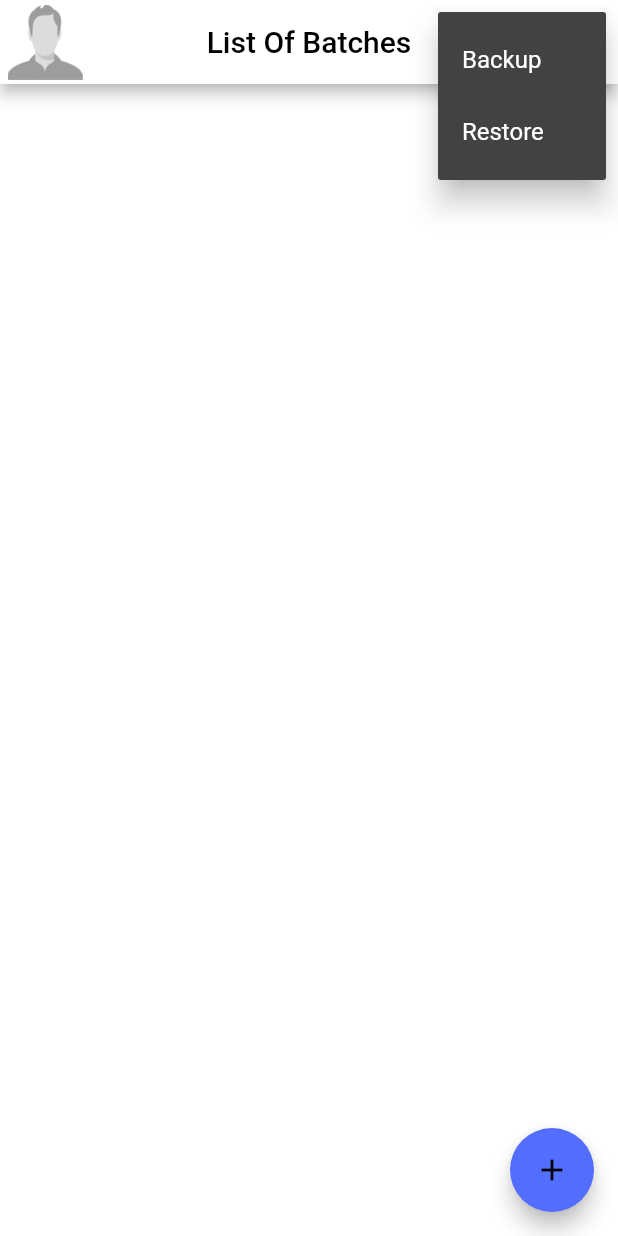
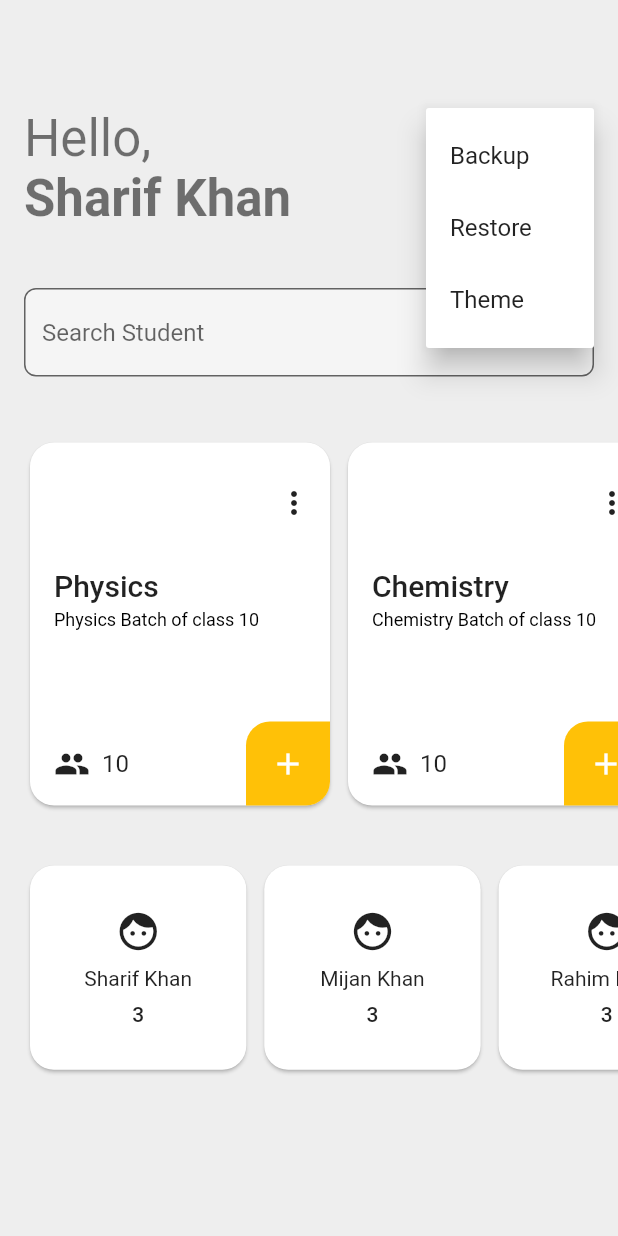
Before and after one commit to Mijan-0707/hisaberkhata, a Flutter app: the screen it shows after launch, after a tap on the "more vert" icon, on a phone screen of 412 x 824 dp. Run offline on Flutter 3.47's test engine with Material 2 defaults, Android fonts, the phone set to English and light mode, and no system bars; our stand-ins replace file_picker, permission_handler, share_plus, shared_preferences.

Commit message:
Brand new UI of home screen

```diff
--- /dev/null
+++ b/lib/core/theme/app_theme.dart
@@ -0,0 +1,55 @@
+import 'package:flutter/material.dart';
+
+final themeValueNotifier = ValueNotifier(ThemeMode.system);
+
+class AppTheme {
+  static ThemeData lightTheme = ThemeData(
+    scaffoldBackgroundColor: Colors.grey.shade200,
+    colorScheme: const ColorScheme.light(),
+    appBarTheme: appBarTheme(Colors.black),
+    dialogTheme: dialogTheme(),
+    primaryColor: Colors.amber,
+    inputDecorationTheme: inputDecorationTheme(Colors.grey.shade100),
+    cardTheme: CardTheme(
+      shape: RoundedRectangleBorder(borderRadius: BorderRadius.circular(16)),
+    ),
+  );
+
+  static ThemeData darkTheme = ThemeData(
+    scaffoldBackgroundColor: Colors.grey.shade900,
+    colorScheme: const ColorScheme.dark(),
+    appBarTheme: appBarTheme(Colors.white),
+    dialogTheme: dialogTheme(),
+    inputDecorationTheme: inputDecorationTheme(Colors.grey.shade800),
+    primaryColor: Colors.amber,
+    cardTheme: CardTheme(
+      shape: RoundedRectangleBorder(borderRadius: BorderRadius.circular(16)),
+    ),
+  );
+
+  static InputDecorationTheme inputDecorationTheme(Color color) {
+    return InputDecorationTheme(
+      border: OutlineInputBorder(borderRadius: BorderRadius.circular(8)),
+      fillColor: color,
+      filled: true,
+    );
+  }
+
+  static AppBarTheme appBarTheme(Color color) {
+    return AppBarTheme(
+      actionsIconTheme: IconThemeData(color: color),
+      titleTextStyle: TextStyle(color: color, fontSize: 20),
+      backgroundColor: Colors.transparent,
+      centerTitle: true,
+      elevation: 0,
+    );
+  }
+
+  static DialogTheme dialogTheme() {
+    return const DialogTheme(
+      shape: RoundedRectangleBorder(
+        borderRadius: BorderRadius.all(Radius.circular(16)),
+      ),
+    );
+  }
+}
--- /dev/null
+++ b/lib/feature/home/screen/home_screen.dart
@@ -0,0 +1,269 @@
+import 'package:flutter/material.dart';
+import 'package:hisaberkhata/core/theme/app_theme.dart';
+import 'package:hisaberkhata/feature/home/widget/batch_tile.dart';
+import 'package:hisaberkhata/screens/inherited_widget.dart';
+import 'package:shared_preferences/shared_preferences.dart';
+
+class HomeScreen extends StatelessWidget {
+  const HomeScreen({super.key});
+
+  @override
+  Widget build(BuildContext context) {
+    return Scaffold(
+      // appBar: buildAppBar(context),
+      body: SingleChildScrollView(
+        physics: const BouncingScrollPhysics(),
+        child: Column(
+          mainAxisSize: MainAxisSize.min,
+          crossAxisAlignment: CrossAxisAlignment.start,
+          children: [
+            const SizedBox(height: 72),
+            buildGreetings(context),
+            const SizedBox(height: 32),
+            buildSearchBar(context),
+            const SizedBox(height: 32),
+            // buildSectionTitle(context, 'Batches'),
+            buildBatchList(context),
+            const SizedBox(height: 32),
+            // buildSectionTitle(context, 'Bandor Students'),
+            buildCechraStudentsList(context),
+            const SizedBox(height: 32),
+          ],
+        ),
+      ),
+    );
+  }
+
+  Widget buildGreetings(BuildContext context) {
+    return Padding(
+      padding: const EdgeInsets.symmetric(horizontal: 16),
+      child: Row(
+        mainAxisAlignment: MainAxisAlignment.spaceBetween,
+        crossAxisAlignment: CrossAxisAlignment.start,
+        children: [
+          Column(
+            mainAxisSize: MainAxisSize.min,
+            crossAxisAlignment: CrossAxisAlignment.start,
+            children: [
+              Text(
+                'Hello,',
+                style: Theme.of(context).textTheme.headlineMedium,
+              ),
+              Text(
+                'Sharif Khan',
+                style: Theme.of(context)
+                    .textTheme
+                    .headlineMedium
+                    ?.copyWith(fontWeight: FontWeight.bold),
+              ),
+            ],
+          ),
+          buildPopupMenu(context)
+        ],
+      ),
+    );
+  }
+
+  PopupMenuButton<dynamic> buildPopupMenu(BuildContext context) {
+    final menuMap = {
+      'Backup': (BuildContext context) {
+        AppDataProvider.of(context).appData.createBackup();
+      },
+      'Restore': (BuildContext context) {
+        AppDataProvider.of(context).appData.restoreData();
+      },
+      'Theme': (BuildContext context) => showThemeChangerDialog(context),
+    };
+    return PopupMenuButton(itemBuilder: (c) {
+      return menuMap.keys.map((String choice) {
+        return PopupMenuItem(
+          child: Text(choice),
+          onTap: () => menuMap[choice]?.call(context),
+        );
+      }).toList();
+    });
+  }
+
+  Widget buildSearchBar(BuildContext context) {
+    return const Padding(
+      padding: EdgeInsets.symmetric(vertical: 8, horizontal: 16),
+      child: TextField(
+        decoration: InputDecoration(
+          hintText: 'Search Student',
+          suffixIcon: Icon(Icons.search),
+        ),
+      ),
+    );
+  }
+
+  AppBar buildAppBar(BuildContext context) {
+    return AppBar(
+      title: const Text('Hisaber Khata'),
+      actions: [buildPopupMenu(context)],
+    );
+  }
+
+  void showThemeChangerDialog(BuildContext context) {
+    showDialog(
+      context: context,
+      builder: (context) {
+        return AlertDialog(
+          title: const Text('Select Theme'),
+          content: Column(
+            mainAxisSize: MainAxisSize.min,
+            children: [
+              buildMenuItem(context, ThemeMode.light),
+              buildMenuItem(context, ThemeMode.dark),
+              buildMenuItem(context, ThemeMode.system),
+            ],
+          ),
+        );
+      },
+    );
+  }
+
+  ListTile buildMenuItem(BuildContext context, ThemeMode mode) {
+    return ListTile(
+      title: Text('${mode.name[0].toUpperCase()}${mode.name.substring(1)}'),
+      onTap: () {
+        SharedPreferences.getInstance().then((prefs) {
+          prefs.setInt('theme', mode.index);
+        });
+        themeValueNotifier.value = mode;
+        Navigator.pop(context);
+      },
+      trailing:
+          themeValueNotifier.value == mode ? const Icon(Icons.check) : null,
+    );
+  }
+
+  Widget buildBatchList(BuildContext context) {
+    final batchData = [
+      {
+        'name': 'Physics',
+        'description': 'Physics Batch of class 10',
+        'students': 10,
+        'weekDays': ['Mon', 'Wed', 'Fri'],
+        'time': '10:00 AM',
+        'isActive': true,
+      },
+      {
+        'name': 'Chemistry',
+        'description': 'Chemistry Batch of class 10',
+        'students': 10,
+        'weekDays': ['Mon', 'Wed', 'Fri'],
+        'time': '10:00 AM',
+        'isActive': true,
+      },
+      {
+        'name': 'Math',
+        'description': 'Math Batch of class 10',
+        'students': 10,
+        'weekDays': ['Mon', 'Wed', 'Fri'],
+        'time': '10:00 AM',
+        'isActive': true,
+      },
+    ];
+    return SizedBox(
+      height: 250,
+      child: ListView.separated(
+        physics: const BouncingScrollPhysics(),
+        scrollDirection: Axis.horizontal,
+        separatorBuilder: (context, index) => const SizedBox(width: 4),
+        padding: const EdgeInsets.symmetric(horizontal: 16),
+        itemBuilder: (context, index) => index < batchData.length
+            ? BatchTile(batch: batchData[index])
+            : const BatchTile.empty(),
+        itemCount: batchData.length + 1,
+      ),
+    );
+  }
+
+  Widget buildCechraStudentsList(BuildContext context) {
+    final studentData = [
+      {
+        'name': 'Sharif Khan',
+        'due': 3,
+      },
+      {
+        'name': 'Mijan Khan',
+        'due': 3,
+      },
+      {
+        'name': 'Rahim Khan',
+        'due': 3,
+      },
+      {
+        'name': 'Karim Khan',
+        'due': 3,
+      },
+      {
+        'name': 'Sharif Khan',
+        'due': 3,
+      },
+      {
+        'name': 'Mijan Khan',
+        'due': 3,
+      },
+      {
+        'name': 'Rahim Khan',
+        'due': 3,
+      },
+      {
+        'name': 'Karim Khan',
+        'due': 3,
+      },
+    ];
+    return SizedBox(
+      height: MediaQuery.of(context).size.width * .35,
+      child: ListView.separated(
+        physics: const BouncingScrollPhysics(),
+        scrollDirection: Axis.horizontal,
+        separatorBuilder: (context, index) => const SizedBox(width: 4),
+        padding: const EdgeInsets.symmetric(horizontal: 16),
+        itemBuilder: (context, index) =>
+            buildStudentTile(context, studentData[index]),
+        itemCount: studentData.length,
+      ),
+    );
+  }
+
+  Widget buildStudentTile(BuildContext context, Map<String, dynamic> student) {
+    return Card(
+      shape: RoundedRectangleBorder(borderRadius: BorderRadius.circular(16)),
+      child: SizedBox.square(
+        dimension: MediaQuery.of(context).size.width * .35,
+        child: Column(
+          mainAxisAlignment: MainAxisAlignment.center,
+          children: [
+            const Icon(Icons.face, size: 30),
+            const SizedBox(height: 8),
+            Text(student['name']!.toString()),
+            const SizedBox(height: 8),
+            Text(
+              '${student['due']!}',
+              style: Theme.of(context).textTheme.labelLarge,
+            ),
+          ],
+        ),
+      ),
+    );
+  }
+
+  buildSectionTitle(BuildContext context, title) {
+    return Padding(
+      padding: const EdgeInsets.symmetric(horizontal: 16, vertical: 8),
+      child: Column(
+        crossAxisAlignment: CrossAxisAlignment.start,
+        mainAxisSize: MainAxisSize.min,
+        children: [
+          Text(
+            title,
+            style: Theme.of(context).textTheme.titleMedium,
+          ),
+          const Divider(thickness: 1.2),
+        ],
+      ),
+    );
+  }
+}
--- /dev/null
+++ b/lib/feature/home/widget/batch_tile.dart
@@ -0,0 +1,115 @@
+import 'package:flutter/material.dart';
+
+class BatchTile extends StatelessWidget {
+  const BatchTile({super.key, required this.batch});
+
+  const BatchTile.empty({super.key}) : batch = null;
+
+  final Map<String, dynamic>? batch;
+
+  @override
+  Widget build(BuildContext context) {
+    return batch == null ? buildEmptyCard(context) : buildCard(context, batch!);
+  }
+
+  Widget buildEmptyCard(BuildContext context) {
+    return Container(
+      width: 200,
+      alignment: Alignment.center,
+      child: Column(
+        mainAxisSize: MainAxisSize.min,
+        children: [
+          Icon(
+            Icons.group_add_outlined,
+            color: Colors.grey.shade400,
+            size: 40,
+          ),
+          const SizedBox(height: 8),
+          Text(
+            'Add Batch',
+            style: Theme.of(context).textTheme.titleLarge?.copyWith(
+                color: Colors.grey.shade500, fontWeight: FontWeight.w300),
+          ),
+        ],
+      ),
+    );
+  }
+
+  Card buildCard(BuildContext context, Map<String, dynamic> batch) {
+    return Card(
+      child: Container(
+        width: 200,
+        padding: const EdgeInsets.only(top: 16, left: 16),
+        child: Column(
+          crossAxisAlignment: CrossAxisAlignment.start,
+          mainAxisSize: MainAxisSize.min,
+          children: [
+            Align(
+              alignment: Alignment.topRight,
+              child: buildPopupMenuForBatch(context),
+            ),
+            const Spacer(),
+            Text(
+              batch['name']!.toString(),
+              style: Theme.of(context).textTheme.titleLarge,
+            ),
+            const SizedBox(height: 4),
+            Text(
+              batch['description']!.toString(),
+              style: Theme.of(context).textTheme.labelMedium,
+            ),
+            const Spacer(flex: 3),
+            Row(
+              crossAxisAlignment: CrossAxisAlignment.center,
+              children: [
+                // students icon
+                const Icon(Icons.people),
+                const SizedBox(width: 8),
+                Text(
+                  '${batch['students']!}',
+                  style: Theme.of(context).textTheme.titleMedium,
+                ),
+                const Spacer(),
+                Container(
+                  height: 56,
+                  width: 56,
+                  decoration: BoxDecoration(
+                    color: Theme.of(context).primaryColor,
+                    // color: Theme.of(context).brightness == Brightness.dark
+                    //     ? Colors.grey.shade300
+                    //     : Colors.grey.shade900,
+                    borderRadius: const BorderRadius.only(
+                      bottomRight: Radius.circular(16),
+                      topLeft: Radius.circular(16),
+                    ),
+                  ),
+                  child: Icon(
+                    Icons.add,
+                    color: Theme.of(context).brightness == Brightness.dark
+                        ? Colors.black
+                        : Colors.white,
+                  ),
+                ),
+              ],
+            )
+          ],
+        ),
+      ),
+    );
+  }
+
+  PopupMenuButton<dynamic> buildPopupMenuForBatch(BuildContext context) {
+    final menuMap = {
+      'Edit': (BuildContext context) {},
+      'Delete': (BuildContext context) {},
+    };
+    return PopupMenuButton(itemBuilder: (c) {
+      return menuMap.keys.map((String choice) {
+        return PopupMenuItem(
+          child: Text(choice),
+          onTap: () => menuMap[choice]?.call(context),
+        );
+      }).toList();
+    });
+  }
+}
--- a/lib/main.dart
+++ b/lib/main.dart
@@ -1,18 +1,33 @@
 import 'package:flutter/material.dart';
 import 'package:hisaberkhata/appdata/appdata.dart';
-import 'package:hisaberkhata/screens/homescreen.dart';
+import 'package:hisaberkhata/core/theme/app_theme.dart';
+import 'package:hisaberkhata/feature/home/screen/home_screen.dart';
 import 'package:hisaberkhata/screens/inherited_widget.dart';
-import 'package:hisaberkhata/screens/newhomescreen.dart';
+import 'package:shared_preferences/shared_preferences.dart';
+
 // import 'package:hisaberkhata/screens/studentlist.dart';
 // import 'package:hisaberkhata/screens/studentprofile.dart';
 
 main() {
-  runApp(AppDataProvider(
-    appData: AppData(),
-    child: MaterialApp(
-      theme: ThemeData.dark(),
-      debugShowCheckedModeBanner: false,
-      home: const HomeScreen(),
+  WidgetsFlutterBinding.ensureInitialized();
+  SharedPreferences.getInstance().then((prefs) {
+    final themeIndex = prefs.getInt('theme') ?? 0;
+    themeValueNotifier.value = ThemeMode.values[themeIndex];
+  });
+
+  runApp(
+    AppDataProvider(
+      appData: AppData(),
+      child: ValueListenableBuilder<ThemeMode>(
+          valueListenable: themeValueNotifier,
+          builder: (context, themeMode, child) {
+            return MaterialApp(
+              themeMode: themeMode,
+              theme: AppTheme.lightTheme,
+              darkTheme: AppTheme.darkTheme,
+              home: const HomeScreen(),
+            );
+          }),
     ),
-  ));
+  );
 }
```
